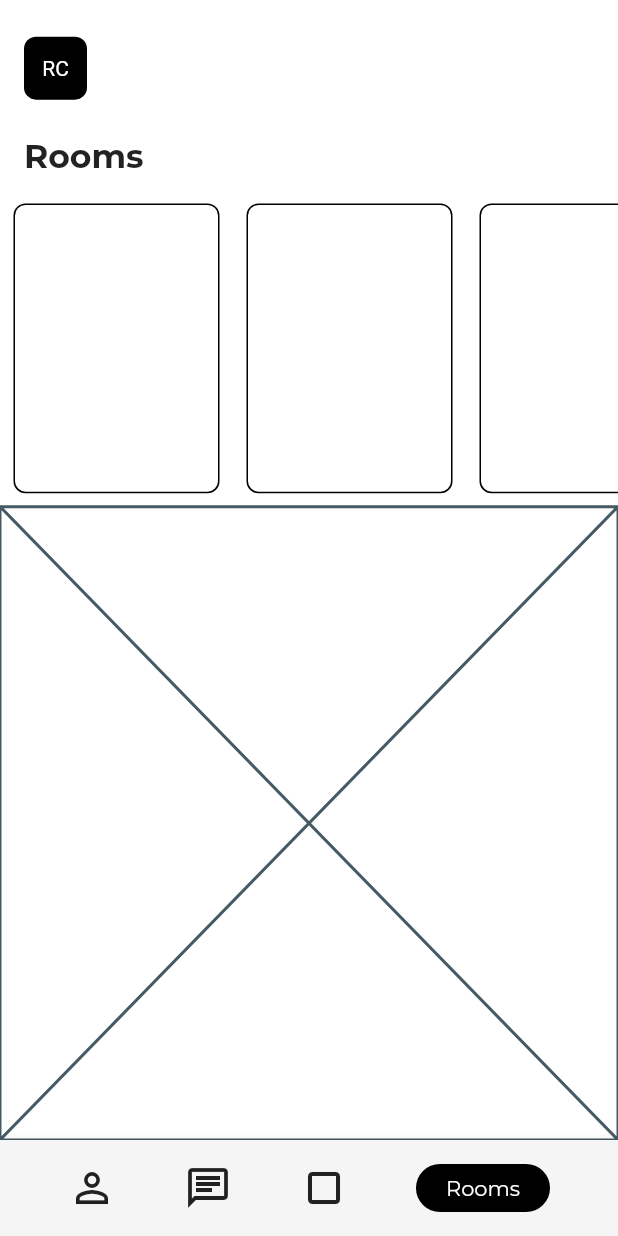
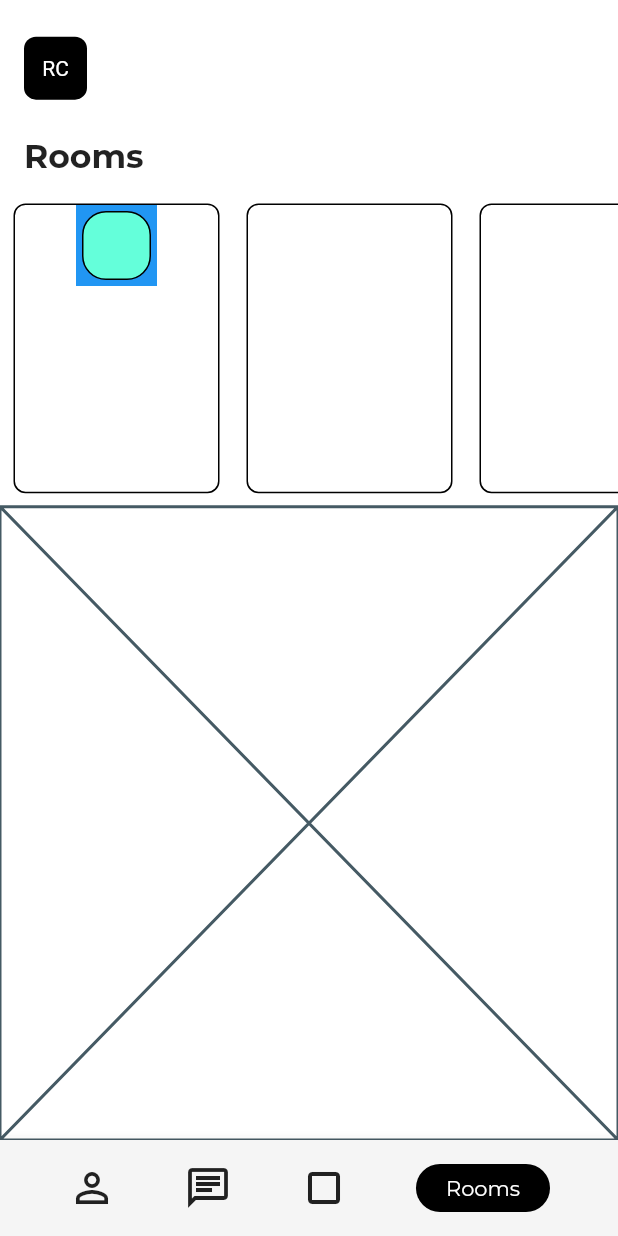
Before and after one commit to JAICHANGPARK/flutter_notebook_8th_story, a Flutter app: the RoomsPage screen opened by its route, on a phone screen of 412 x 824 dp. Run offline on Flutter 3.47's test engine with Material 2 defaults, Android fonts, the phone set to English and light mode, and no system bars; our stand-ins replace badges, flutter_hooks, google_fonts, hooks_riverpod, state_notifier.

Commit message:
Update rooms_page.dart

```diff
--- a/lib/ep588_social_app/rooms_page.dart
+++ b/lib/ep588_social_app/rooms_page.dart
@@ -71,7 +71,30 @@ class _RoomsPageState extends State<RoomsPage> {
                           ),
                           child: Column(
                             children: [
-
+                              Container(
+                                height: 54,
+                                width: 54,
+                                decoration: BoxDecoration(
+                                  color: Colors.blue,
+                                ),
+                                child: Stack(
+                                  children: [
+                                    Positioned(
+                                      left: 4,
+                                      bottom: 4,
+                                      right: 4,
+                                      top: 4,
+                                      child: Container(
+                                        decoration: BoxDecoration(
+                                          color: Colors.tealAccent,
+                                          border: Border.all(color: Colors.black),
+                                          borderRadius: BorderRadius.circular(16)
+                                        ),
+                                      ),
+                                    )
+                                  ],
+                                ),
+                              )
                             ],
                           ),
                         ),
```
